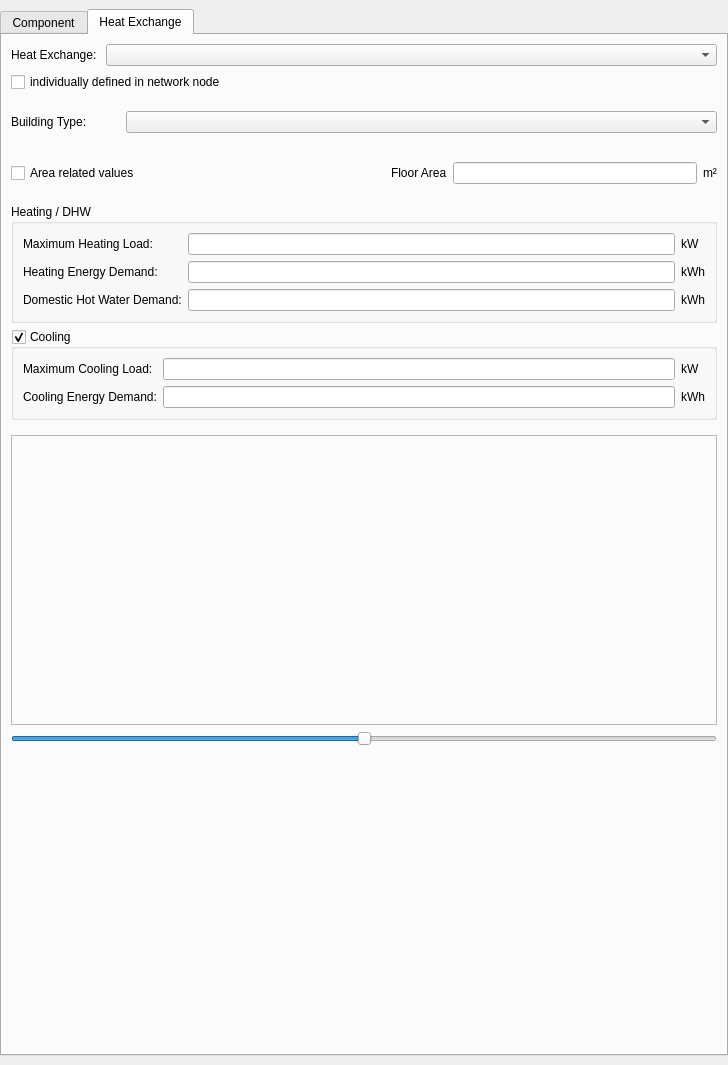
Above: SIM-VICUS/src/SVNetworkComponentEditWidget.ui from Brockaaa/SIM-VICUS before the change. Below: the same form after it.
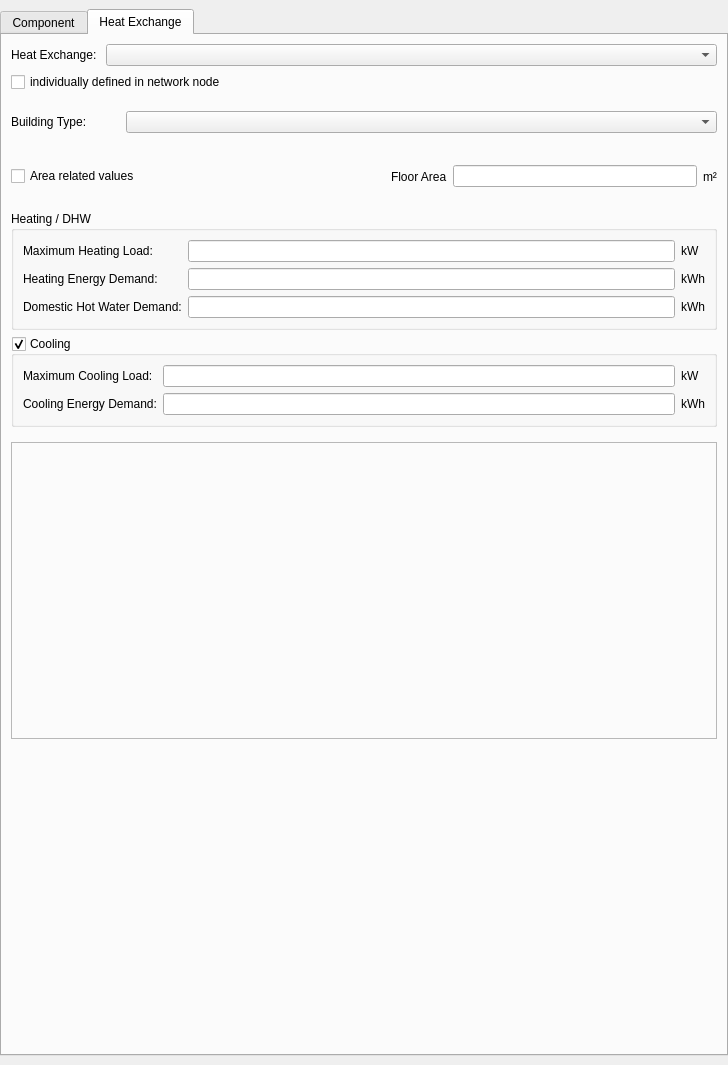
That is the form after the change. The open tabs and pages were chosen to show the change. Icons and pictures are not drawn. Custom widgets are drawn as their Qt base class.

Commit message: SVNetworkComponentEditWidget: areaRelatedValues should convert, set and plot everything correctly now

The edit to the form file:
```diff
--- a/SIM-VICUS/src/SVNetworkComponentEditWidget.ui
+++ b/SIM-VICUS/src/SVNetworkComponentEditWidget.ui
@@ -1112,22 +1112,6 @@
                 </property>
                </widget>
               </item>
-              <item>
-               <widget class="QSlider" name="horizontalSliderHeatLossSplinePlot">
-                <property name="minimum">
-                 <number>0</number>
-                </property>
-                <property name="maximum">
-                 <number>200</number>
-                </property>
-                <property name="value">
-                 <number>100</number>
-                </property>
-                <property name="orientation">
-                 <enum>Qt::Horizontal</enum>
-                </property>
-               </widget>
-              </item>
               <item>
                <spacer name="verticalSpacerHeatLossSpline">
                 <property name="orientation">
```
The commit also changes 3 other files.
